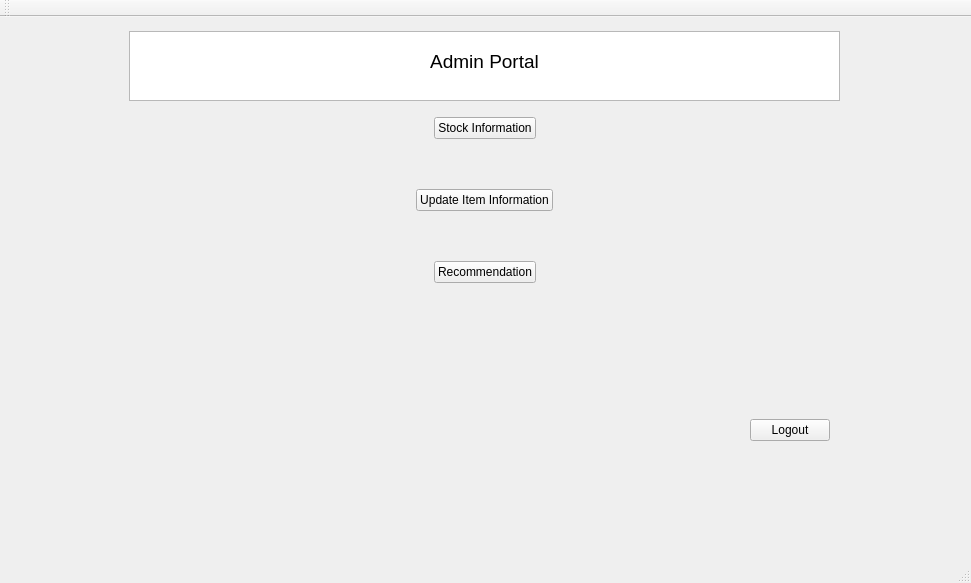
Before: the Qt Designer form UI/forms/mainwindow.ui in Kshitij1K/ShopInventoryManager, drawn with Qt 5.
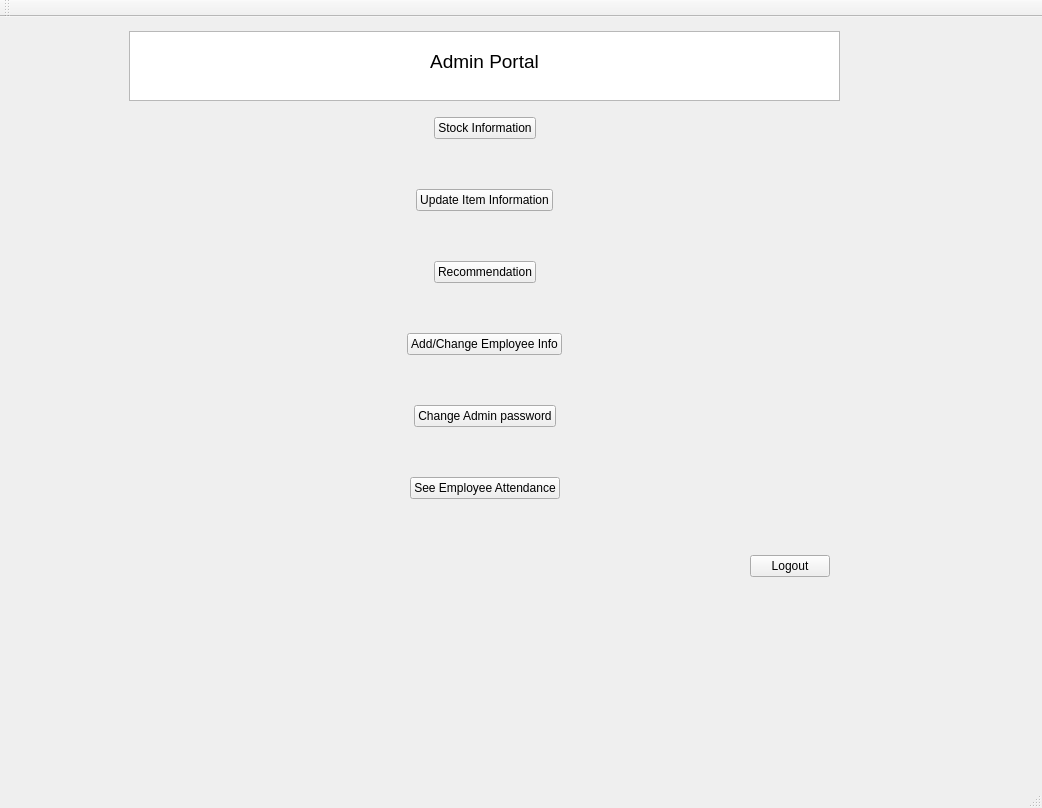
After: the same form once the commit is applied. The open tabs and pages were chosen to show the change.

```diff
--- a/UI/forms/mainwindow.ui
+++ b/UI/forms/mainwindow.ui
@@ -6,8 +6,8 @@
    <rect>
     <x>0</x>
     <y>0</y>
-    <width>971</width>
-    <height>583</height>
+    <width>1042</width>
+    <height>808</height>
    </rect>
   </property>
   <property name="windowTitle">
@@ -211,10 +211,10 @@
             <x>120</x>
             <y>-5</y>
             <width>711</width>
-            <height>491</height>
+            <height>611</height>
            </rect>
           </property>
-          <layout class="QVBoxLayout" name="verticalLayout" stretch="1,5,2,1">
+          <layout class="QVBoxLayout" name="verticalLayout" stretch="1,0,2,1">
            <property name="topMargin">
             <number>10</number>
            </property>
@@ -362,6 +362,117 @@
                </item>
               </layout>
              </item>
+             <item>
+              <layout class="QHBoxLayout" name="horizontalLayout_2">
+               <item>
+                <spacer name="horizontalSpacer_46">
+                 <property name="orientation">
+                  <enum>Qt::Horizontal</enum>
+                 </property>
+                 <property name="sizeHint" stdset="0">
+                  <size>
+                   <width>40</width>
+                   <height>20</height>
+                  </size>
+                 </property>
+                </spacer>
+               </item>
+               <item>
+                <widget class="QPushButton" name="edit_employee_button">
+                 <property name="text">
+                  <string>Add/Change Employee Info</string>
+                 </property>
+                </widget>
+               </item>
+               <item>
+                <spacer name="horizontalSpacer_47">
+                 <property name="orientation">
+                  <enum>Qt::Horizontal</enum>
+                 </property>
+                 <property name="sizeHint" stdset="0">
+                  <size>
+                   <width>40</width>
+                   <height>20</height>
+                  </size>
+                 </property>
+                </spacer>
+               </item>
+              </layout>
+             </item>
+             <item>
+              <layout class="QHBoxLayout" name="horizontalLayout_3">
+               <item>
+                <spacer name="horizontalSpacer_48">
+                 <property name="orientation">
+                  <enum>Qt::Horizontal</enum>
+                 </property>
+                 <property name="sizeHint" stdset="0">
+                  <size>
+                   <width>40</width>
+                   <height>20</height>
+                  </size>
+                 </property>
+                </spacer>
+               </item>
+               <item>
+                <widget class="QPushButton" name="change_admin_password_button">
+                 <property name="text">
+                  <string>Change Admin password</string>
+                 </property>
+                </widget>
+               </item>
+               <item>
+                <spacer name="horizontalSpacer_49">
+                 <property name="orientation">
+                  <enum>Qt::Horizontal</enum>
+                 </property>
+                 <property name="sizeHint" stdset="0">
+                  <size>
+                   <width>40</width>
+                   <height>20</height>
+                  </size>
+                 </property>
+                </spacer>
+               </item>
+              </layout>
+             </item>
+             <item>
+              <layout class="QHBoxLayout" name="horizontalLayout_5">
+               <item>
+                <spacer name="horizontalSpacer_50">
+                 <property name="orientation">
+                  <enum>Qt::Horizontal</enum>
+                 </property>
+                 <property name="sizeHint" stdset="0">
+                  <size>
+                   <width>40</width>
+                   <height>20</height>
+                  </size>
+                 </property>
+                </spacer>
+               </item>
+               <item>
+                <widget class="QPushButton" name="view_attendance_info">
+                 <property name="text">
+                  <string>See Employee Attendance</string>
+                 </property>
+                </widget>
+               </item>
+               <item>
+                <spacer name="horizontalSpacer_51">
+                 <property name="orientation">
+                  <enum>Qt::Horizontal</enum>
+                 </property>
+                 <property name="sizeHint" stdset="0">
+                  <size>
+                   <width>40</width>
+                   <height>20</height>
+                  </size>
+                 </property>
+                </spacer>
+               </item>
+              </layout>
+             </item>
              <item>
               <spacer name="verticalSpacer_6">
                <property name="orientation">
```
Left out of the diff: 22 changed lines with no effect on the pictures.
